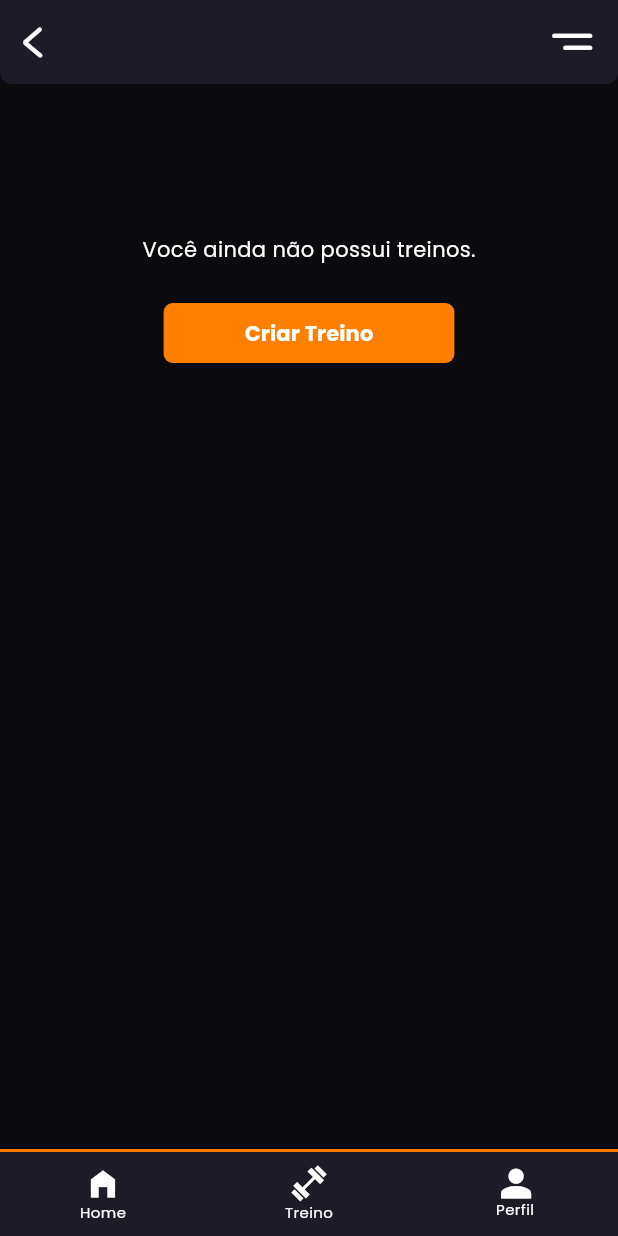
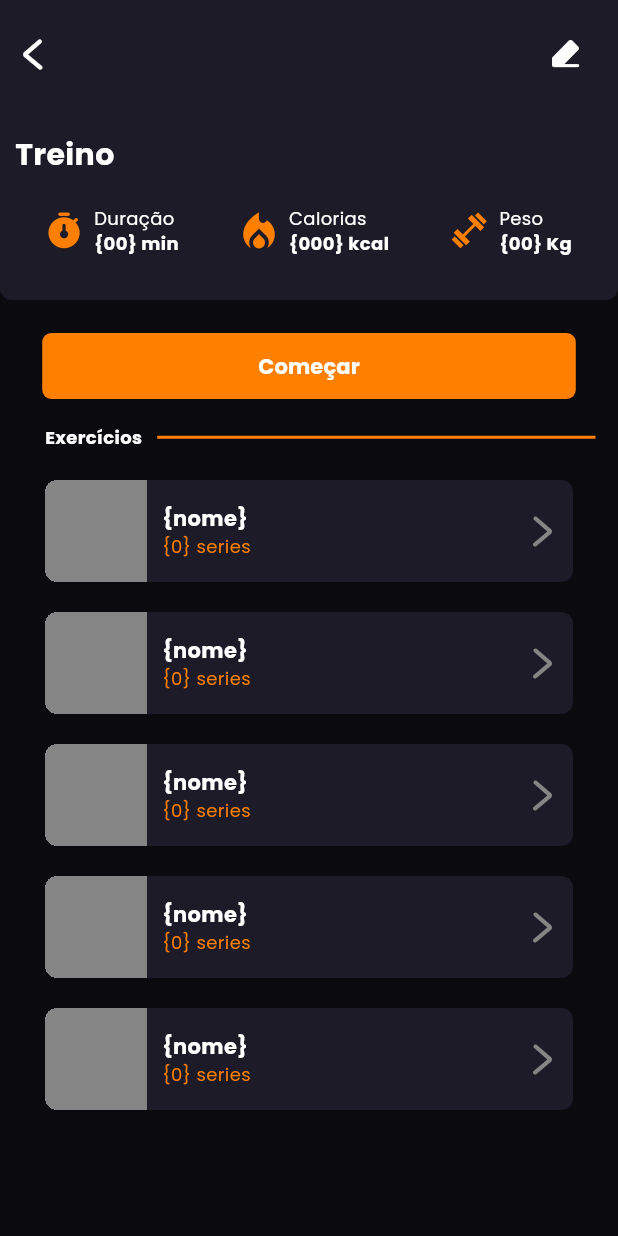
Before and after one commit to mikael-st/trainin_app, a Flutter app: the TrainingPage screen opened directly, on a phone screen of 412 x 824 dp. Run offline on Flutter 3.47's test engine with Material 3 defaults, Android fonts, the phone set to English and light mode, and no system bars; our stand-ins replace google_fonts.

Commit message:
feat: created TrainingPage, contains infos about a training

```diff
--- a/lib/assets/trainin_icons.dart
+++ b/lib/assets/trainin_icons.dart
@@ -31,4 +31,5 @@ class TraininIcons {
   static const IconData user = IconData(0xe807, fontFamily: _kFontFam, fontPackage: _kFontPkg);
   static const IconData go_to = IconData(0xe808, fontFamily: _kFontFam, fontPackage: _kFontPkg);
   static const IconData kcal = IconData(0xe809, fontFamily: _kFontFam, fontPackage: _kFontPkg);
+  static const IconData clock = IconData(0xe80a, fontFamily: _kFontFam, fontPackage: _kFontPkg);
 }
--- /dev/null
+++ b/lib/components/actions/edit_btn.dart
@@ -0,0 +1,22 @@
+import 'package:flutter/material.dart';
+import 'package:train_in/assets/palette.dart';
+import 'package:train_in/assets/trainin_icons.dart';
+
+class EditButton extends StatelessWidget {
+  const EditButton({super.key});
+
+  @override
+  Widget build(BuildContext context) {
+    return IconButton(
+      onPressed: (){
+        print('hi');
+      },
+      style: IconButton.styleFrom(
+        shape: RoundedRectangleBorder(),
+        padding: EdgeInsets.all(0),
+        alignment: Alignment.centerLeft
+      ),
+      icon: Icon(TraininIcons.edit, size: 18, color: Palette.white,),
+    );
+  }
+}
--- /dev/null
+++ b/lib/components/exercise_label.dart
@@ -0,0 +1,64 @@
+import 'package:flutter/material.dart';
+import 'package:train_in/assets/palette.dart';
+import 'package:train_in/assets/trainin_icons.dart';
+
+class ExerciseLabel extends StatelessWidget {
+  final String title, subtitle;
+  const ExerciseLabel({super.key, required this.title, required this.subtitle});
+
+  @override
+  Widget build(BuildContext context) {
+    return GestureDetector(
+      child: Container(
+        clipBehavior: Clip.hardEdge,
+        // width: 330,
+        margin: EdgeInsets.symmetric(vertical: 10, horizontal: 15),
+        decoration: BoxDecoration(
+          color: Palette.items,
+            borderRadius: BorderRadius.circular(8)),
+        child: Row(
+          mainAxisAlignment: MainAxisAlignment.spaceBetween,
+          children: [
+          Row(children: [
+            _leading(),
+            _text(),
+          ]),
+          _trealing()
+        ]),
+      ),
+    );
+  }
+
+  Widget _leading() {
+    return ConstrainedBox(
+      constraints: BoxConstraints(
+        minHeight: 68,
+        maxHeight: 68,
+        minWidth: 68,
+        maxWidth: 68
+      ),
+      child: Container(
+        color: Palette.light_gray,
+      ),
+    );
+  }
+
+  Widget _text() {
+    return Padding(
+      padding: EdgeInsets.only(left: 10),
+      child: Column(
+        crossAxisAlignment: CrossAxisAlignment.start,
+        children: [
+          Text(title, style: TextStyle(color: Palette.white, fontSize: 14, fontWeight: FontWeight.bold)),
+          Text(subtitle, style: TextStyle(color: Palette.yellow, fontSize: 12))
+      ]),
+    );
+  }
+
+  Widget _trealing() {
+    return Padding(
+      padding: EdgeInsets.only(right: 10),
+      child: Icon(TraininIcons.go_to, size: 20, color: Palette.light_gray),
+    );
+  }
+}
--- /dev/null
+++ b/lib/components/headers/training_header.dart
@@ -0,0 +1,47 @@
+import 'package:flutter/material.dart';
+import 'package:train_in/assets/palette.dart';
+import 'package:train_in/assets/trainin_icons.dart';
+import 'package:train_in/components/actions/back_btn.dart';
+import 'package:train_in/components/actions/edit_btn.dart';
+import 'package:train_in/components/stat_label.dart';
+
+class TrainingHeader extends StatelessWidget implements PreferredSizeWidget {
+  const TrainingHeader({super.key});
+
+  @override
+  Widget build(BuildContext context) {
+    return Scaffold(
+      appBar: AppBar(
+        toolbarHeight: 200,
+        shape: const RoundedRectangleBorder(
+          borderRadius: BorderRadius.vertical(bottom: Radius.circular(8))),
+        backgroundColor: Palette.items,
+        leading: BackBtn(),
+        actions: [EditButton()],
+        bottom: PreferredSize(
+          preferredSize: Size.fromHeight(0),
+          child: Container(
+            height: 100,
+            margin: EdgeInsets.only(top: 8, bottom: 20, left: 10, right: 10),
+            child: Column(
+              crossAxisAlignment: CrossAxisAlignment.start,
+            mainAxisAlignment: MainAxisAlignment.spaceAround,
+            children: [
+              Text('Treino', style: TextStyle(color: Palette.white, fontSize: 20, fontWeight: FontWeight.bold)),
+              Row(
+                mainAxisAlignment: MainAxisAlignment.spaceAround,
+                children: [
+                  StatLabel(icon: TraininIcons.clock, title: 'Duração', subtitle: '{00} min'),
+                  StatLabel(icon: TraininIcons.kcal, title: 'Calorias', subtitle: '{000} kcal'),
+                  StatLabel(icon: TraininIcons.dumbell, title: 'Peso', subtitle: '{00} Kg'),
+                ],
+              )
+            ],
+          ))),
+        ));
+  }
+
+  @override
+  // TODO: implement preferredSize
+  Size get preferredSize => Size.fromHeight(200);
+}
--- /dev/null
+++ b/lib/components/stat_label.dart
@@ -0,0 +1,27 @@
+import 'package:flutter/material.dart';
+import 'package:train_in/assets/palette.dart';
+
+class StatLabel extends StatelessWidget {
+  final IconData icon;
+  final String title, subtitle;
+  const StatLabel({super.key, required this.icon, required this.title, required this.subtitle});
+
+  @override
+  Widget build(BuildContext context) {
+    return Row(
+      children: [
+        Icon(icon, color: Palette.yellow),
+        Padding(
+          padding: EdgeInsets.only(left: 8),
+          child: Column(
+            crossAxisAlignment: CrossAxisAlignment.start,
+            children: [
+              Text(title, style: TextStyle(color: Palette.white, fontSize: 12)),
+              Text(subtitle, style: TextStyle(color: Palette.white, fontSize: 12, fontWeight: FontWeight.bold))
+            ]
+          )
+        )
+      ],
+    );
+  }
+}
--- a/lib/main.dart
+++ b/lib/main.dart
@@ -3,7 +3,7 @@ import 'package:flutter/services.dart';
 import 'package:google_fonts/google_fonts.dart';
 import 'package:train_in/assets/globals.dart';
 import 'package:train_in/assets/palette.dart';
-import 'package:train_in/pages/create_account.dart';
+import 'package:train_in/pages/training.dart';
 
 void main() {
   runApp(const App());
@@ -40,7 +40,7 @@ class _AppState extends State<App> {
         textTheme: GoogleFonts.poppinsTextTheme(),
         fontFamily: 'Poppins'
       ),
-      home: CreateAccountPage(),
+      home: TrainingPage(),
     );
   }
 }
--- a/lib/pages/home.dart
+++ b/lib/pages/home.dart
@@ -2,7 +2,7 @@ import 'package:flutter/material.dart';
 import 'package:train_in/assets/globals.dart';
 import 'package:train_in/assets/palette.dart';
 import 'package:train_in/components/area_label.dart';
-import 'package:train_in/components/header.dart';
+import 'package:train_in/components/headers/header.dart';
 import 'package:train_in/components/navbar.dart';
 import 'package:train_in/components/training_box.dart';
 import 'package:train_in/components/training_label.dart';
--- a/lib/pages/training.dart
+++ b/lib/pages/training.dart
@@ -1,66 +1,44 @@
-import 'package:flutter/cupertino.dart';
 import 'package:flutter/material.dart';
-import 'package:flutter/widgets.dart';
-import 'package:train_in/assets/palette.dart';
 import 'package:train_in/components/area_label.dart';
-import 'package:train_in/components/back_header.dart';
 import 'package:train_in/components/button.dart';
-import 'package:train_in/components/modals/create_training.dart';
-import 'package:train_in/components/navbar.dart';
-import 'package:train_in/components/training_label.dart';
+import 'package:train_in/components/exercise_label.dart';
+import 'package:train_in/components/headers/training_header.dart';
+
 
 class TrainingPage extends StatelessWidget {
-  const TrainingPage({super.key});
+  TrainingPage({super.key});
+
+  final List<String> days = ['Dom', 'Seg', 'Ter', 'Quar', 'Quin', 'Sex', 'Sab'];
 
   @override
   Widget build(BuildContext context) {
     return Scaffold(
-      appBar: BackHeader(),
-      body: NoTraining(context),
-      bottomNavigationBar: NavBar(),
-    );
+        appBar: TrainingHeader(),
+        body: _main(),
+      );
   }
 
-  Widget Main() {
+  Widget _main() {
     return Container(
+      margin: EdgeInsets.symmetric(horizontal: 15, vertical: 20),
       alignment: Alignment.topCenter,
       child: SingleChildScrollView(
         clipBehavior: Clip.none,
         scrollDirection: Axis.vertical,
         child: Column(
           children: [
-            AreaLabel(text: 'Seus Treinos'),
-            Training()
+            Button(content: 'Começar', padding: EdgeInsets.symmetric(vertical: 12, horizontal: 120), callback: (){}),
+            AreaLabel(text: 'Exercícios'),
+            _exercises()
           ],
         ),
-      )
+      ),
     );
   }
 
-  Widget NoTraining(BuildContext context) {
-    return Container(
-      alignment: Alignment.topCenter,
-      height: 90,
-      margin: EdgeInsets.only(top: 100),
-      child: Column(
-          mainAxisAlignment: MainAxisAlignment.spaceBetween,
-          children: [
-            Text('Você ainda não possui treinos.', style: TextStyle(color: Palette.white),),
-            Button(
-              content: 'Criar Treino',
-              padding: EdgeInsets.symmetric(horizontal: 30, vertical: 8),
-              callback: () {
-                showModalBottomSheet(context: context, builder: (BuildContext context) => CreateTraining());
-              }
-            )
-          ],
-        ),
-      );
-  }
-
-  Widget Training() {
+  Widget _exercises() {
     return Column(
-      children: List.generate(5, (index) => TrainingLabel(title: '{nome}', subtitle: '{00} min   •   {00} exercícios   •   {000} kcal')),
+      children: List.generate(5, (index) => ExerciseLabel(title: '{nome}', subtitle: '{0} series')),
     );
   }
 }
```
Also changed, not shown: assets/config.json (+14 -0 lines), lib/components/headers/back_header.dart (renamed from lib/components/back_header.dart, +0 -9 lines), lib/pages/login.dart (+9 -4 lines), lib/pages/profile.dart (+4 -21 lines), lib/pages/workouts.dart (added, +64 -0 lines), assets/fonts/TraininIcons.ttf, lib/components/headers/header.dart (renamed from lib/components/header.dart).
